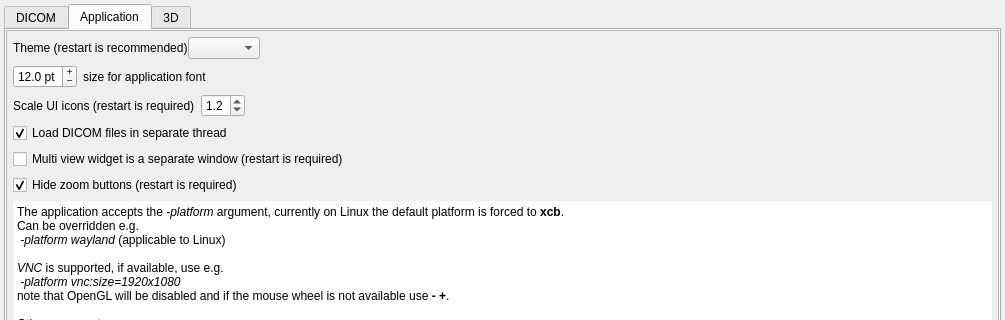
Old version of the form GUI/settingswidget.ui in the repository AlizaMedicalImaging/AlizaMS; both pictures show x 0 to 1005 and y 0 to 320 of the 1005 by 653 pixel window.
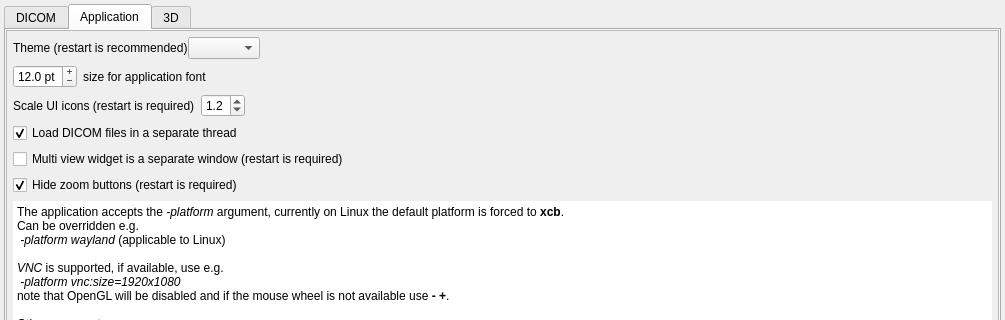
New version of the form. The open tabs and pages were chosen to show the change.

What changed in the file:
```diff
--- a/GUI/settingswidget.ui
+++ b/GUI/settingswidget.ui
@@ -796,7 +796,7 @@
               <string/>
              </property>
              <property name="text">
-              <string>Load DICOM files in separate thread</string>
+              <string>Load DICOM files in a separate thread</string>
              </property>
              <property name="checked">
               <bool>true</bool>
```
